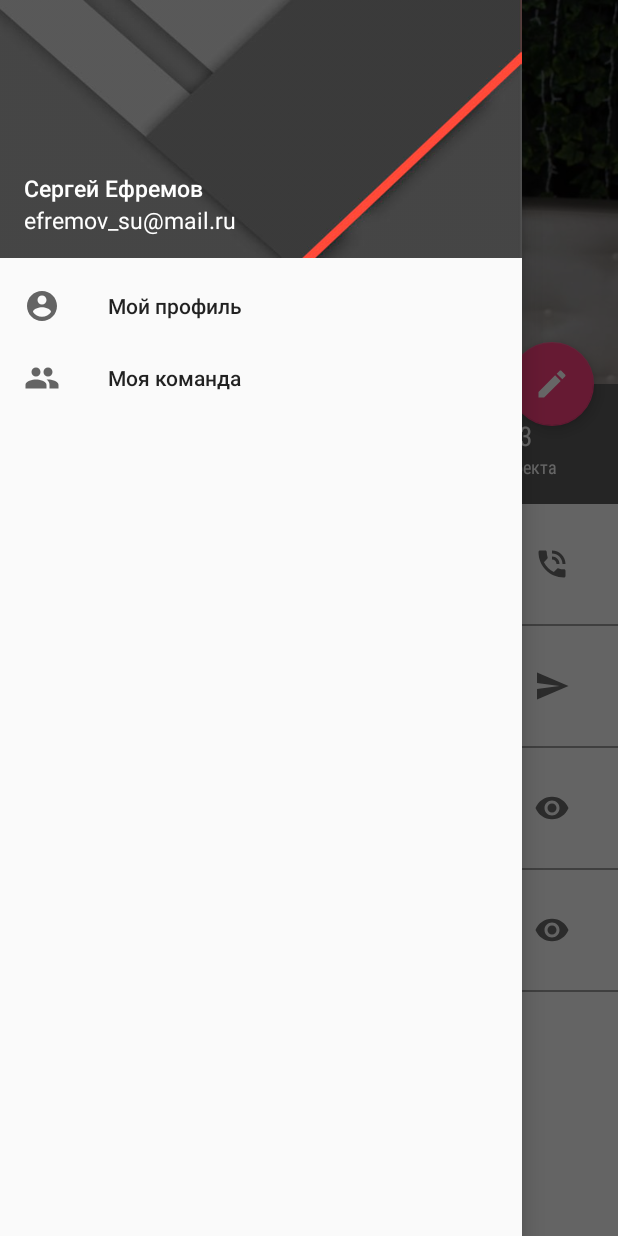
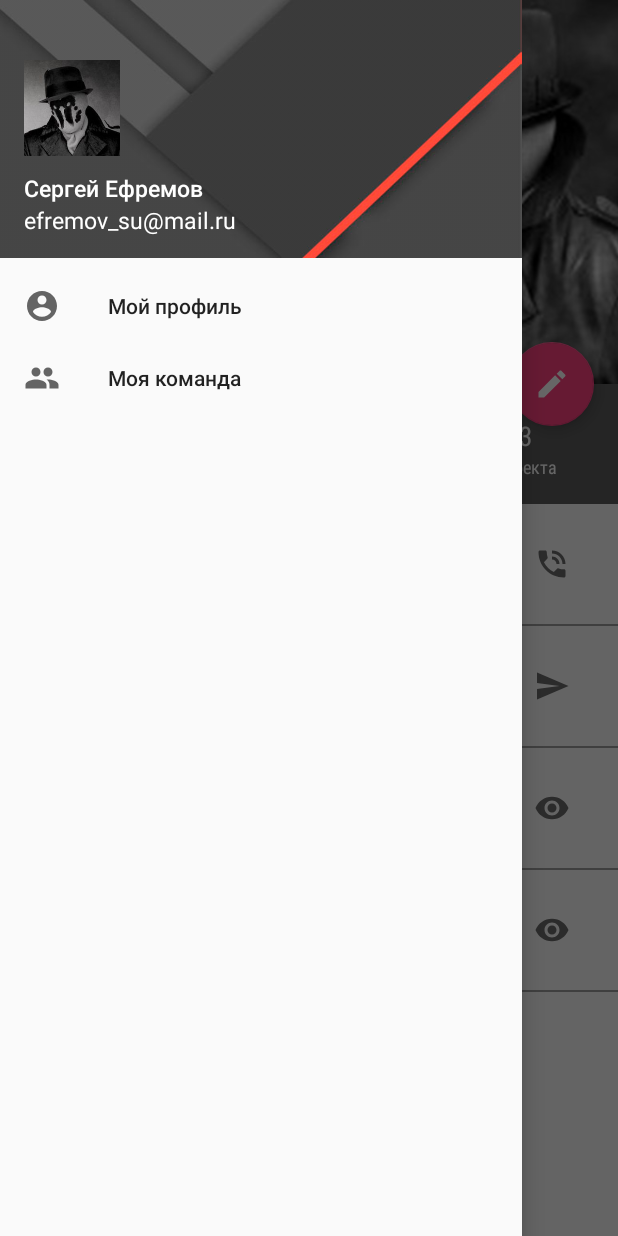
Before and after one commit to mynog/DevIntensive, an Android app: the screen it shows after launch (MainActivity), with the side drawer open, on a phone screen of 412 x 824 dp. Run offline under Robolectric (Android 15) with nearby library versions, the phone set to English and light mode, and no system bars.

Commit message:
Add save/restore user info features

```diff
--- a/app/src/main/AndroidManifest.xml
+++ b/app/src/main/AndroidManifest.xml
@@ -3,6 +3,7 @@
           package="com.softdesign.devintensive">
 
     <application
+        android:name=".utils.DevIntensiveApplication"
         android:allowBackup="true"
         android:icon="@mipmap/ic_launcher"
         android:label="@string/app_name"
--- /dev/null
+++ b/app/src/main/java/com/softdesign/devintensive/data/managers/DataManager.java
@@ -0,0 +1,22 @@
+package com.softdesign.devintensive.data.managers;
+
+public class DataManager {
+    private static DataManager INSTANCE = null;
+
+    private PreferencesManager mPreferencesManager = new PreferencesManager();
+
+    private DataManager() {
+    }
+
+    public static DataManager getInstance() {
+        if (INSTANCE == null) {
+            INSTANCE = new DataManager();
+        }
+        return INSTANCE;
+    }
+
+    public PreferencesManager getPreferencesManager() {
+        return mPreferencesManager;
+    }
+
+}
--- /dev/null
+++ b/app/src/main/java/com/softdesign/devintensive/data/managers/PreferencesManager.java
@@ -0,0 +1,46 @@
+package com.softdesign.devintensive.data.managers;
+
+import android.content.SharedPreferences;
+
+import com.softdesign.devintensive.utils.ConstantManager;
+import com.softdesign.devintensive.utils.DevIntensiveApplication;
+
+import java.util.ArrayList;
+import java.util.List;
+
+public class PreferencesManager {
+
+    private static final String[] USER_FIELDS = {
+            ConstantManager.USER_PHONE_KEY,
+            ConstantManager.USER_EMAIL_KEY,
+            ConstantManager.USER_VK_PROFILE_KEY,
+            ConstantManager.USER_GIT_KEY,
+            ConstantManager.USER_ABOUT_KEY
+    };
+    private SharedPreferences mSharedPreferences;
+
+    public PreferencesManager() {
+        this.mSharedPreferences = DevIntensiveApplication.getSharedPreferences();
+    }
+
+    public void saveUserProfileData(List<String> userFields) {
+        SharedPreferences.Editor editor = mSharedPreferences.edit();
+
+        for (int i = 0; i < USER_FIELDS.length; i++) {
+            editor.putString(USER_FIELDS[i], userFields.get(i));
+        }
+        editor.apply();
+    }
+
+    public List<String> loadUserProfileData() {
+        List<String> userFields = new ArrayList<>();
+        userFields.add(mSharedPreferences.getString(ConstantManager.USER_PHONE_KEY, ""));
+        userFields.add(mSharedPreferences.getString(ConstantManager.USER_EMAIL_KEY, ""));
+        userFields.add(mSharedPreferences.getString(ConstantManager.USER_VK_PROFILE_KEY, ""));
+        userFields.add(mSharedPreferences.getString(ConstantManager.USER_GIT_KEY, ""));
+        userFields.add(mSharedPreferences.getString(ConstantManager.USER_ABOUT_KEY, ""));
+        return userFields;
+    }
+
+
+}
--- a/app/src/main/java/com/softdesign/devintensive/ui/activities/MainActivity.java
+++ b/app/src/main/java/com/softdesign/devintensive/ui/activities/MainActivity.java
@@ -1,25 +1,44 @@
 package com.softdesign.devintensive.ui.activities;
 
-import android.graphics.Bitmap;
-import android.graphics.BitmapFactory;
 import android.os.Bundle;
+import android.support.design.widget.CoordinatorLayout;
+import android.support.design.widget.FloatingActionButton;
 import android.support.design.widget.NavigationView;
-import android.support.v4.graphics.drawable.RoundedBitmapDrawable;
-import android.support.v4.graphics.drawable.RoundedBitmapDrawableFactory;
+import android.support.design.widget.Snackbar;
+import android.support.v4.view.GravityCompat;
+import android.support.v4.widget.DrawerLayout;
 import android.support.v7.app.ActionBar;
-import android.support.v7.app.AppCompatActivity;
 import android.support.v7.widget.Toolbar;
 import android.util.Log;
+import android.view.MenuItem;
 import android.view.View;
+import android.widget.EditText;
 import android.widget.ImageView;
+import android.widget.TextView;
 
 import com.softdesign.devintensive.R;
+import com.softdesign.devintensive.data.managers.DataManager;
 import com.softdesign.devintensive.utils.ConstantManager;
 
-public class MainActivity extends AppCompatActivity implements View.OnClickListener {
+import java.util.ArrayList;
+import java.util.List;
+
+public class MainActivity extends BaseActivity implements View.OnClickListener {
 
     private static final String TAG = ConstantManager.TAG_PREFIX + "Main Activity";
     private Toolbar mToolbar;
+    private ImageView mUserPhoto;
+    private EditText mUserPhoneNumber;
+    private EditText mUserEmail;
+    private EditText mUserVkProfile;
+    private EditText mUserGithubProfile;
+    private EditText mUserAbout;
+    private boolean mIsEditMode;
+    private FloatingActionButton mFloatingActionButton;
+    private List<EditText> mUserInfoFieldsList = new ArrayList<EditText>();
+    private DrawerLayout mNavigationDrawerLayout;
+    private CoordinatorLayout mCoordinatorLayoutContainer;
+    private DataManager mDataManager;
 
     @Override
     protected void onCreate(Bundle savedInstanceState) {
@@ -28,40 +47,87 @@ public class MainActivity extends AppCompatActivity implements View.OnClickListe
         Log.d(TAG, "onCreate");
 
         initViews();
-//        setupDrawer();
-//        loadUserInfoValue();
+        setupDrawer();
+        setupToolbar();
 
-        setupToolbar();
+        loadUserInfoValue();
 
         if (savedInstanceState == null) {
 
         } else {
+            mIsEditMode = savedInstanceState.getBoolean(ConstantManager.EDIT_MODE_KEY);
+            changeEditMode(mIsEditMode);
         }
     }
 
-    private void initViews() {
-        mToolbar = (Toolbar) findViewById(R.id.widget_toolbar);
+    public boolean onOptionsItemSelected(MenuItem item) {
+        if (item.getItemId() == android.R.id.home) {
+            mNavigationDrawerLayout.openDrawer(GravityCompat.START);
+        }
+        return super.onOptionsItemSelected(item);
     }
 
-    private void setupDrawer() {
+    private void initViews() {
+        mDataManager = DataManager.getInstance();
 
+        mToolbar = (Toolbar) findViewById(R.id.widget_toolbar);
+        mUserPhoto = (ImageView) findViewById(R.id.user_photo);
+        mUserPhoneNumber = (EditText) findViewById(R.id.mobile_phone_number);
+        mUserEmail = (EditText) findViewById(R.id.email);
+        mUserVkProfile = (EditText) findViewById(R.id.vk_profile);
+        mUserGithubProfile = (EditText) findViewById(R.id.repository_url);
+        mUserAbout = (EditText) findViewById(R.id.about_me);
+        mFloatingActionButton = (FloatingActionButton) findViewById(R.id.floating_action_button);
+        if (mFloatingActionButton != null) {
+            mFloatingActionButton.setOnClickListener(this);
+        }
+        mNavigationDrawerLayout = (DrawerLayout) findViewById(R.id.navigation_drawer_layout);
+        mCoordinatorLayoutContainer = (CoordinatorLayout) findViewById(R.id.coordinator_layout_container);
+
+        mIsEditMode = false;
+
+        mUserInfoFieldsList.add(mUserPhoneNumber);
+        mUserInfoFieldsList.add(mUserEmail);
+        mUserInfoFieldsList.add(mUserVkProfile);
+        mUserInfoFieldsList.add(mUserGithubProfile);
+        mUserInfoFieldsList.add(mUserAbout);
     }
 
-      @Override
+    public void setupDrawer() {
+        NavigationView navigationView = (NavigationView) findViewById(R.id.navigation_view);
+        if (navigationView != null) {
+            updateDrawer();
+            navigationView.setNavigationItemSelectedListener(new NavigationView.OnNavigationItemSelectedListener() {
+                @Override
+                public boolean onNavigationItemSelected(MenuItem item) {
+                    showSnackbar(item.getTitle().toString());
+                    item.setChecked(true);
+                    mNavigationDrawerLayout.closeDrawer(GravityCompat.START);
+                    return false;
+                }
+            });
+        }
+    }
+
+
+    public void showSnackbar(String message) {
+        Snackbar.make(mCoordinatorLayoutContainer, message, Snackbar.LENGTH_LONG).show();
+    }
+
+
+    public void updateDrawer() {
+        NavigationView navigationView = (NavigationView) findViewById(R.id.navigation_view);
+        if (navigationView != null) {
+            TextView menuUserEmail = (TextView) navigationView.getHeaderView(0).findViewById(R.id.drawer_user_email);
+            menuUserEmail.setText(mUserEmail.getText());
+        }
+    }
+
+
+    @Override
     public void onSaveInstanceState(Bundle outState) {
         super.onSaveInstanceState(outState);
-        Log.d(TAG, "onSaveInstanceState");
-    }
-
-    public void setupMenuAvatar() {    //setup menu avatar with rounded corners from picture
-        NavigationView navigationView = (NavigationView) findViewById(R.id.navigation_view);
-        if (navigationView != null) {
-            ImageView mRoundedAvatar_img = (ImageView) navigationView.getHeaderView(0).findViewById(R.id.image_user_avatar);
-            Bitmap src = BitmapFactory.decodeResource(getResources(), R.drawable.user_avatar_120x120);
-            RoundedBitmapDrawable dr = RoundedBitmapDrawableFactory.create(getResources(), src);
-            dr.setCornerRadius(Math.max(src.getWidth(), src.getHeight()) / 2.0f);
-            mRoundedAvatar_img.setImageDrawable(dr);
-        }
+        outState.putBoolean(ConstantManager.EDIT_MODE_KEY, mIsEditMode);
     }
 
 
@@ -84,6 +150,7 @@ public class MainActivity extends AppCompatActivity implements View.OnClickListe
     protected void onPause() {
         super.onPause();
         Log.d(TAG, "onPause");
+        saveUserInfoValue();
     }
 
     /**
@@ -124,22 +191,63 @@ public class MainActivity extends AppCompatActivity implements View.OnClickListe
      */
     @Override
     public void onClick(View v) {
+        switch (v.getId()) {
+            case R.id.floating_action_button:
+                mIsEditMode = !mIsEditMode;
+                changeEditMode(mIsEditMode);
+                break;
+        }
+    }
+
+    private void changeEditMode(boolean isEditMode) {
+        int buttonPicture;
+        if (isEditMode) {
+            buttonPicture = R.drawable.ic_check_white_24dp;
+        } else {
+            buttonPicture = R.drawable.ic_edit_white_24dp;
+        }
+        mFloatingActionButton.setImageResource(buttonPicture);
+        for (EditText editText : mUserInfoFieldsList) {
+            editText.setEnabled(isEditMode);
+            editText.setFocusable(isEditMode);
+            editText.setFocusableInTouchMode(isEditMode);
+        }
     }
 
     public void setupToolbar() {
-        Log.d(TAG, "--- 1 ---");
         Log.d(TAG, mToolbar.toString());
         setSupportActionBar(mToolbar);
-        Log.d(TAG, "--- 2 ---");
         ActionBar actionBar = getSupportActionBar();
-        Log.d(TAG, "--- 3 ---");
         if (actionBar != null) {
-            Log.d(TAG, "--- 4 ---");
             actionBar.setHomeAsUpIndicator(R.drawable.ic_menu_white_24dp);
-            Log.d(TAG, "--- 5 ---");
             actionBar.setDisplayHomeAsUpEnabled(true);
-            Log.d(TAG, "--- 6 ---");
         }
-        Log.d(TAG, "--- 7 ---");
     }
+
+    private void loadUserInfoValue() {
+        List<String> userData = mDataManager.getPreferencesManager().loadUserProfileData();
+
+        for (int i = 0; i < userData.size(); i++) {
+            mUserInfoFieldsList.get(i).setText(userData.get(i));
+        }
+    }
+
+    private void saveUserInfoValue() {
+        List<String> userData = new ArrayList<>();
+
+        for (EditText userFieldView : mUserInfoFieldsList) {
+            userData.add(userFieldView.getText().toString());
+        }
+        mDataManager.getPreferencesManager().saveUserProfileData(userData);
+    }
+
+    @Override
+    public void onBackPressed() {
+        if (mNavigationDrawerLayout.isDrawerOpen(GravityCompat.START)) {
+            mNavigationDrawerLayout.closeDrawer(GravityCompat.START);
+        } else {
+            super.onBackPressed();
+        }
+    }
+
 }
--- a/app/src/main/java/com/softdesign/devintensive/utils/ConstantManager.java
+++ b/app/src/main/java/com/softdesign/devintensive/utils/ConstantManager.java
@@ -2,5 +2,10 @@ package com.softdesign.devintensive.utils;
 
 public interface ConstantManager {
     String TAG_PREFIX = "DEV ";
-    String COLOR_MODE_KEY = "COLOR_MODE_KEY";
+    String EDIT_MODE_KEY = "EDIT_MODE_KEY";
+    String USER_PHONE_KEY = "USER_PHONE_KEY";
+    String USER_EMAIL_KEY = "USER_EMAIL_KEY";
+    String USER_VK_PROFILE_KEY = "USER_VK_PROFILE_KEY";
+    String USER_GIT_KEY = "USER_GIT_KEY";
+    String USER_ABOUT_KEY = "USER_ABOUT_KEY";
 }
--- /dev/null
+++ b/app/src/main/java/com/softdesign/devintensive/utils/DevIntensiveApplication.java
@@ -0,0 +1,23 @@
+package com.softdesign.devintensive.utils;
+
+import android.app.Application;
+import android.content.SharedPreferences;
+import android.preference.PreferenceManager;
+import android.util.Log;
+
+public class DevIntensiveApplication extends Application {
+    public static SharedPreferences sSharedPreferences;
+
+    public static SharedPreferences getSharedPreferences() {
+        Log.d("Dev ---- ", "getSharedPreferences");
+        return sSharedPreferences;
+    }
+
+    @Override
+    public void onCreate() {
+        super.onCreate();
+        Log.d("Dev ---- ", "onCreate");
+        sSharedPreferences = PreferenceManager.getDefaultSharedPreferences(this);
+    }
+
+}
--- a/app/src/main/res/layout/activity_main.xml
+++ b/app/src/main/res/layout/activity_main.xml
@@ -3,7 +3,7 @@
 <android.support.v4.widget.DrawerLayout xmlns:android="http://schemas.android.com/apk/res/android"
                                         xmlns:app="http://schemas.android.com/apk/res-auto"
                                         xmlns:tools="http://schemas.android.com/tools"
-                                        android:id="@+id/navigation_drawerLayout"
+                                        android:id="@+id/navigation_drawer_layout"
                                         android:layout_width="match_parent"
                                         android:layout_height="match_parent"
                                         tools:context=".ui.activities.MainActivity">
--- a/app/src/main/res/layout/drawer_header.xml
+++ b/app/src/main/res/layout/drawer_header.xml
@@ -4,7 +4,8 @@
 
     <ImageView
         android:id="@+id/image_user_avatar"
-        style="@style/circle_user_avatar"/>
+        style="@style/circle_user_avatar"
+        android:src="@drawable/user_avatar_120x120"/>
 
     <LinearLayout
         android:layout_width="match_parent"
--- a/app/src/main/res/values/styles.xml
+++ b/app/src/main/res/values/styles.xml
@@ -16,6 +16,11 @@
     <style name="AppTheme.AppBarOverlay" parent="ThemeOverlay.AppCompat.Dark.ActionBar"/>
 
     <style name="AppTheme.PopupOverlay" parent="ThemeOverlay.AppCompat.Light"/>
+
+    <!-- ProgressBar -->
+    <style name="custom_dialog">
+        <item name="android:fullDark">@android:color/transparent</item>
+    </style>
 
     <!-- Main user information -->
     <style name="main_info">
```
Also changed, not shown: app/src/main/java/com/softdesign/devintensive/ui/activities/BaseActivity.java (added, +41 -0 lines), app/src/main/res/layout/progress_splash.xml (added, +15 -0 lines), app/src/main/res/drawable/user_avatar_120x120.jpg (added), app/src/main/res/drawable/user_avatar_120x120.png (deleted), app/src/main/res/drawable/user_photo_768x512.jpg, 1 other file.
